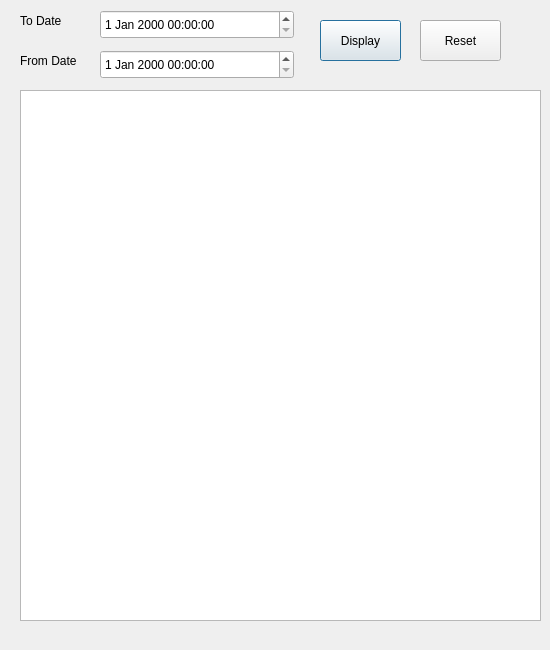
First picture: the form in displayalltask.ui, repository jaganiravi96/Task_Manager_Application, before the edit.
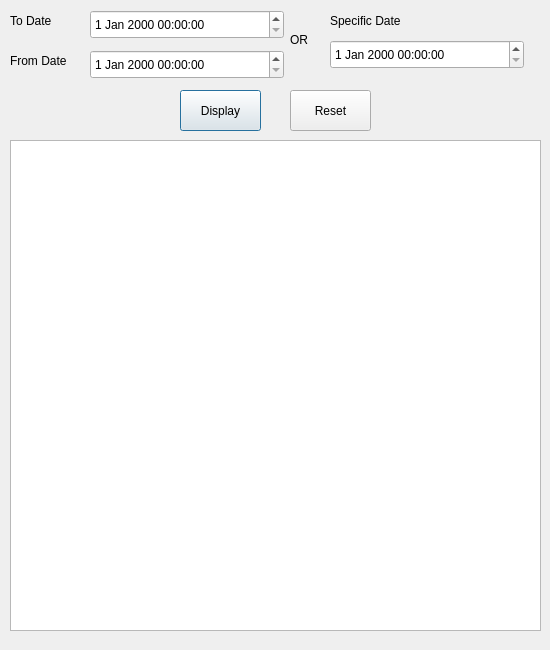
Second picture: the form after the edit.

Diff of the .ui file:
```diff
--- a/displayalltask.ui
+++ b/displayalltask.ui
@@ -22,7 +22,7 @@
   <widget class="QLabel" name="label">
    <property name="geometry">
     <rect>
-     <x>20</x>
+     <x>10</x>
      <y>10</y>
      <width>63</width>
      <height>21</height>
@@ -35,7 +35,7 @@
   <widget class="QLabel" name="label_2">
    <property name="geometry">
     <rect>
-     <x>20</x>
+     <x>10</x>
      <y>50</y>
      <width>81</width>
      <height>21</height>
@@ -48,8 +48,8 @@
   <widget class="QPushButton" name="btnDisplay">
    <property name="geometry">
     <rect>
-     <x>320</x>
-     <y>20</y>
+     <x>180</x>
+     <y>90</y>
      <width>81</width>
      <height>41</height>
     </rect>
@@ -61,7 +61,7 @@
   <widget class="QDateTimeEdit" name="dtToDate">
    <property name="geometry">
     <rect>
-     <x>100</x>
+     <x>90</x>
      <y>10</y>
      <width>194</width>
      <height>29</height>
@@ -71,7 +71,7 @@
   <widget class="QDateTimeEdit" name="dtFromDate">
    <property name="geometry">
     <rect>
-     <x>100</x>
+     <x>90</x>
      <y>50</y>
      <width>194</width>
      <height>29</height>
@@ -81,8 +81,8 @@
   <widget class="QPushButton" name="btnReset">
    <property name="geometry">
     <rect>
-     <x>420</x>
-     <y>20</y>
+     <x>290</x>
+     <y>90</y>
      <width>81</width>
      <height>41</height>
     </rect>
@@ -94,10 +94,46 @@
   <widget class="QTableWidget" name="tableWidget">
    <property name="geometry">
     <rect>
-     <x>20</x>
-     <y>90</y>
-     <width>521</width>
-     <height>531</height>
+     <x>10</x>
+     <y>140</y>
+     <width>531</width>
+     <height>491</height>
+    </rect>
+   </property>
+  </widget>
+  <widget class="QLabel" name="label_3">
+   <property name="geometry">
+    <rect>
+     <x>290</x>
+     <y>30</y>
+     <width>21</width>
+     <height>20</height>
+    </rect>
+   </property>
+   <property name="text">
+    <string>OR</string>
+   </property>
+  </widget>
+  <widget class="QLabel" name="label_4">
+   <property name="geometry">
+    <rect>
+     <x>330</x>
+     <y>10</y>
+     <width>91</width>
+     <height>21</height>
+    </rect>
+   </property>
+   <property name="text">
+    <string>Specific Date</string>
+   </property>
+  </widget>
+  <widget class="QDateTimeEdit" name="dtSpecificDate">
+   <property name="geometry">
+    <rect>
+     <x>330</x>
+     <y>40</y>
+     <width>194</width>
+     <height>29</height>
     </rect>
    </property>
   </widget>
```
